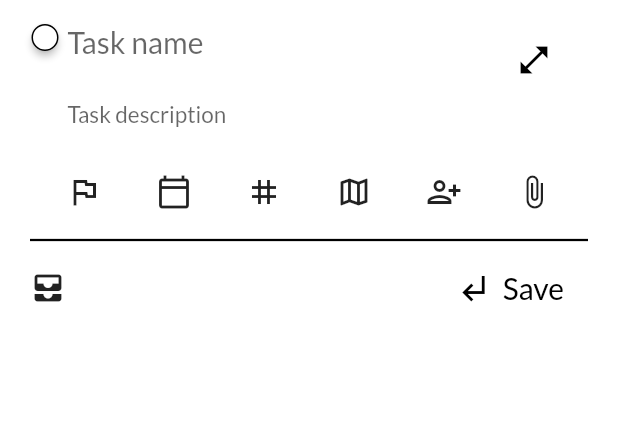
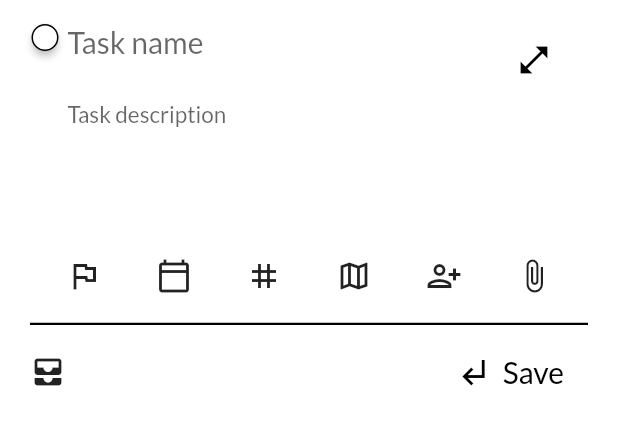
Before and after one commit to BartoszRudnik/ProductiveAppFrontend, a Flutter app: the NewTask widget shown alone on an empty page, opened directly with empty values, on a phone screen of 412 x 824 dp. Shown: the top 425 px of the screen. Run offline on Flutter 3.47's test engine with Material 2 defaults, Android fonts, the phone set to English and light mode, and no system bars; our stand-ins replace badges, flutter_local_notifications, flutter_map, geocoding, image_picker, latlong and 1 more; missing offline and left inert: flutter_background_geolocation, global_configuration; accounts and stored records are empty.

Commit message:
dodanie animacji do powiekszania okna dodawania nowego taska

```diff
--- a/lib/task_page/widgets/new_task.dart
+++ b/lib/task_page/widgets/new_task.dart
@@ -31,6 +31,7 @@ class NewTask extends StatefulWidget {
 }
 
 class _NewTaskState extends State<NewTask> {
+  double _screenHeight;
   var _isFullScreen = false;
   var _isValid = true;
 
@@ -104,9 +105,17 @@ class _NewTaskState extends State<NewTask> {
   }
 
   void setFullScreen() {
-    setState(() {
+    setState(
+      () {
         this._isFullScreen = !this._isFullScreen;
-    });
+
+        if (this._isFullScreen) {
+          this._screenHeight = MediaQuery.of(context).size.height * 0.95;
+        } else {
+          this._screenHeight = MediaQuery.of(context).size.height * 0.33;
+        }
+      },
+    );
   }
 
   void setTags(List<Tag> newTags) {
@@ -211,9 +220,10 @@ class _NewTaskState extends State<NewTask> {
 
     return LayoutBuilder(
       builder: (context, constraint) {
-        return SingleChildScrollView(
-          child: Container(
-            height: this._isFullScreen ? MediaQuery.of(context).size.height - 25 : null,
+        return AnimatedContainer(
+          curve: Curves.easeInOut,
+          duration: Duration(milliseconds: 300),
+          height: this._screenHeight == null ? MediaQuery.of(context).size.height * 0.33 : this._screenHeight,
           padding: EdgeInsets.symmetric(
             horizontal: 20,
           ),
@@ -294,7 +304,6 @@ class _NewTaskState extends State<NewTask> {
               ],
             ),
           ),
-          ),
         );
       },
     );
```
Lines whose indentation alone changed are shown as unchanged.
